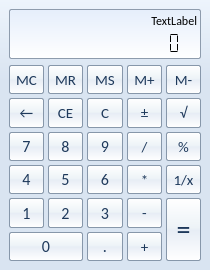
Old version of the form mainwindow.ui in the repository chenguanzhou/QtCalculator.
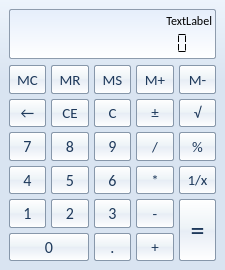
New version of the form.

Commit message: tuning some params

```diff
--- a/mainwindow.ui
+++ b/mainwindow.ui
@@ -6,7 +6,7 @@
    <rect>
     <x>0</x>
     <y>0</y>
-    <width>210</width>
+    <width>225</width>
     <height>270</height>
    </rect>
   </property>
@@ -18,6 +18,14 @@
 	background-color: qlineargradient(spread:pad, x1:0, y1:0, x2:0, y2:1, stop:0 #EDF4FC, stop:0.3 #D9E4F1, stop:1 #D9E4F1);
 }
 
+QFrame#frame{
+	background-color: qlineargradient(spread:pad, x1:0, y1:0, x2:0, y2:1, stop:0 #E5EEFB, stop:1 #FFFFFF);
+	border-style: solid;
+	border-radius: 2px;
+    border-width: 1px;
+    border-color: #8E9CAD;
+}
+
 QPushButton{
 	background-color: qlineargradient(spread:pad, x1:0, y1:0, x2:0, y2:1, stop:0 rgba(255, 255, 255, 255), stop:0.468927 rgba(237, 243, 247, 255), stop:0.514124 rgba(231, 237, 245, 255), stop:1 rgba(255, 255, 255, 255));
 	color:rgb(30, 57, 91);
@@ -42,13 +50,7 @@
     <item>
      <widget class="QFrame" name="frame">
       <property name="styleSheet">
-       <string notr="true">QFrame#frame{
-	background-color: qlineargradient(spread:pad, x1:0, y1:0, x2:0, y2:1, stop:0 #E5EEFB, stop:1 #FFFFFF);
-	border-style: solid;
-	border-radius: 2px;
-    border-width: 1px;
-    border-color: #8E9CAD;
-}</string>
+       <string notr="true"/>
       </property>
       <layout class="QVBoxLayout" name="verticalLayout" stretch="1,3">
        <property name="spacing">
@@ -103,7 +105,7 @@
     <item>
      <layout class="QGridLayout" name="gridLayout">
       <property name="spacing">
-       <number>4</number>
+       <number>5</number>
       </property>
       <item row="0" column="0">
        <widget class="QPushButton" name="pushButton_Sym_MC">
```
Left out of the diff: 2 changed lines with no effect on the pictures.
